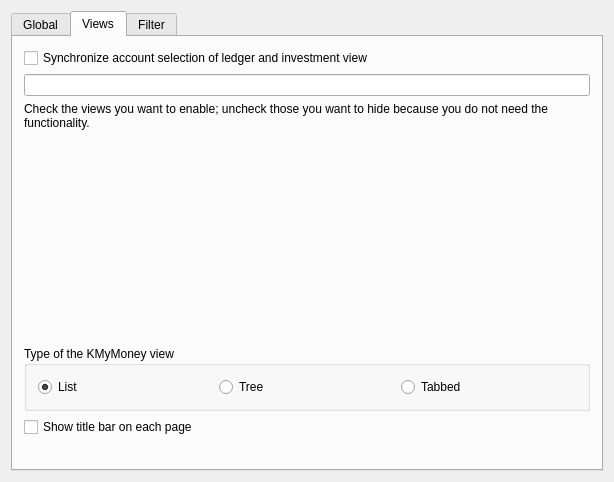
KDE/kmymoney, file kmymoney/dialogs/settings/ksettingsgeneraldecl.ui: the form before one commit.
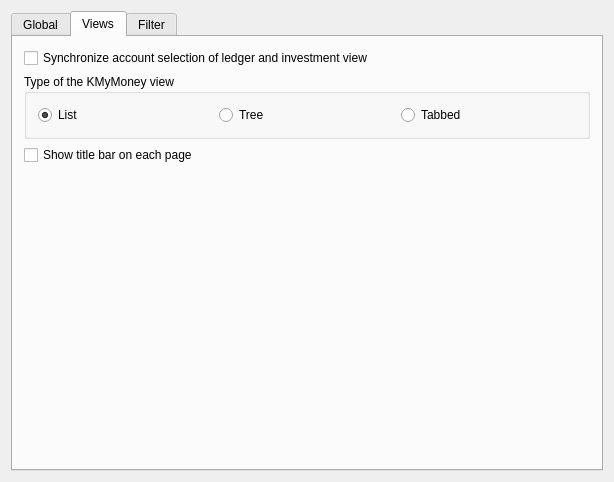
The form after the commit. The open tabs and pages were chosen to show the change. Custom widgets are drawn as their Qt base class.

Commit message: Removed unused code

The edit to the form file:
```diff
--- a/kmymoney/dialogs/settings/ksettingsgeneraldecl.ui
+++ b/kmymoney/dialogs/settings/ksettingsgeneraldecl.ui
@@ -314,36 +314,6 @@
          </property>
         </widget>
        </item>
-       <item>
-        <widget class="KLineEdit" name="kcfg_hiddenViews">
-         <property name="enabled">
-          <bool>true</bool>
-         </property>
-        </widget>
-       </item>
-       <item>
-        <widget class="QLabel" name="m_viewLabel">
-         <property name="text">
-          <string>Check the views you want to enable; uncheck those you want to hide because you do not need the functionality.</string>
-         </property>
-         <property name="alignment">
-          <set>Qt::AlignTop</set>
-         </property>
-         <property name="wordWrap">
-          <bool>true</bool>
-         </property>
-        </widget>
-       </item>
-       <item>
-        <widget class="K3ListView" name="m_viewList">
-         <property name="sizePolicy">
-          <sizepolicy hsizetype="Expanding" vsizetype="Expanding">
-           <horstretch>0</horstretch>
-           <verstretch>2</verstretch>
-          </sizepolicy>
-         </property>
-        </widget>
-       </item>
        <item>
         <widget class="KButtonGroup" name="kcfg_viewType">
          <property name="title">
@@ -558,22 +528,6 @@
    <extends>QFrame</extends>
    <header>kmymoneydateinput.h</header>
   </customwidget>
-  <customwidget>
-   <class>Q3Frame</class>
-   <extends>QFrame</extends>
-   <header>Qt3Support/Q3Frame</header>
-   <container>1</container>
-  </customwidget>
-  <customwidget>
-   <class>Q3ListView</class>
-   <extends>Q3Frame</extends>
-   <header>q3listview.h</header>
-  </customwidget>
-  <customwidget>
-   <class>K3ListView</class>
-   <extends>Q3ListView</extends>
-   <header>k3listview.h</header>
-  </customwidget>
   <customwidget>
    <class>KIntSpinBox</class>
    <extends>QSpinBox</extends>
```
The commit also changes 1 other file.
